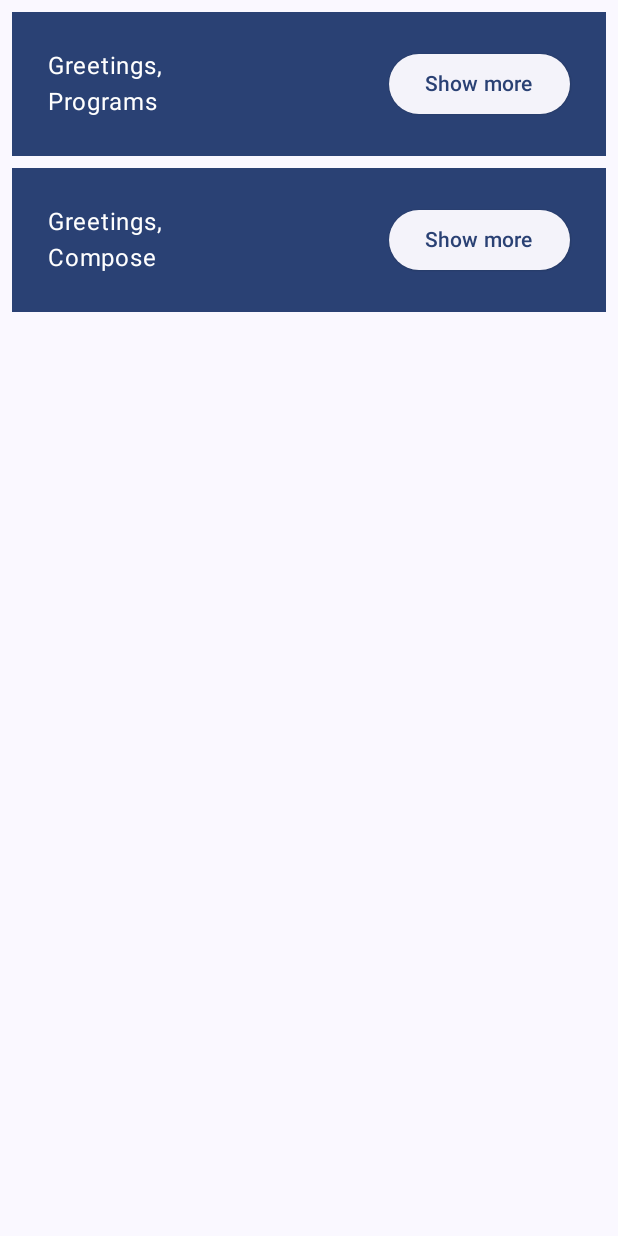
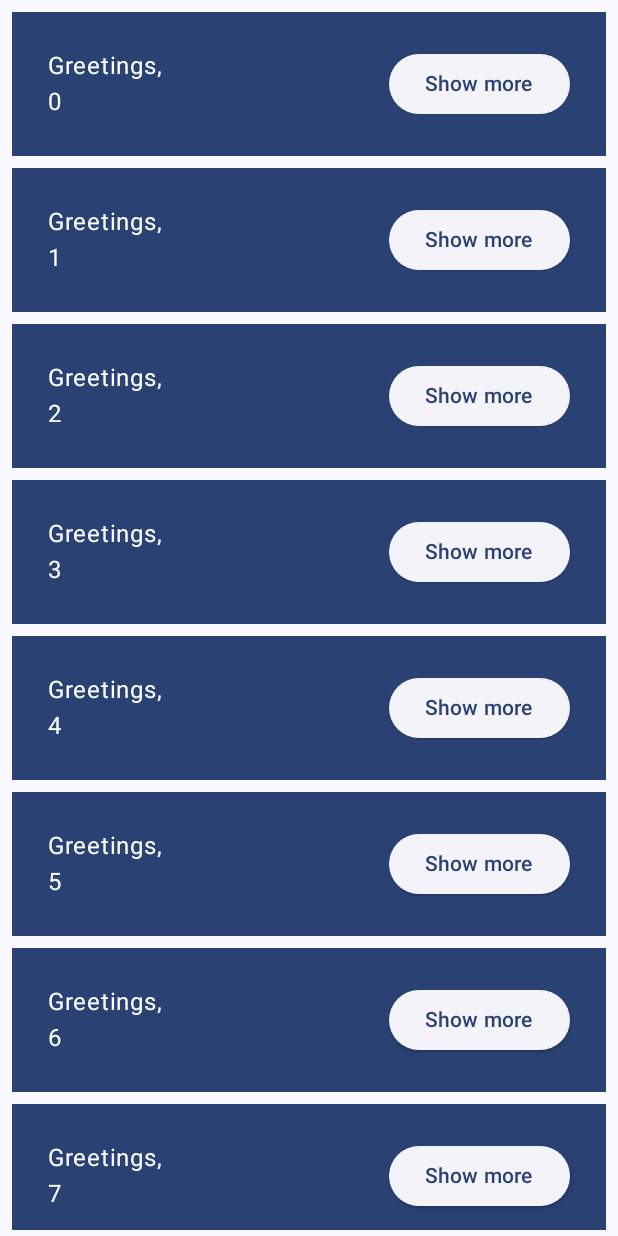
Before and after one commit to fossmanjack/codelab-basics, an Android app built with Jetpack Compose: the screen it shows after launch (MainActivity), after a tap on "Continue", on a phone screen of 412 x 824 dp. Run offline under Robolectric (Android 15) with nearby library versions, the phone set to English and light mode, and no system bars.

```diff
--- a/app/src/main/java/com/p3soft/basicscodelab/MainActivity.kt
+++ b/app/src/main/java/com/p3soft/basicscodelab/MainActivity.kt
@@ -24,6 +24,9 @@ import androidx.compose.ui.Modifier
 import androidx.compose.ui.tooling.preview.Preview
 import androidx.compose.ui.unit.dp
 import com.p3soft.basicscodelab.ui.theme.BasicsCodelabTheme
+import androidx.compose.foundation.lazy.LazyColumn
+import androidx.compose.foundation.lazy.items
+import androidx.compose.runtime.saveable.rememberSaveable
 
 class MainActivity : ComponentActivity() {
     override fun onCreate(savedInstanceState: Bundle?) {
@@ -40,11 +43,12 @@ class MainActivity : ComponentActivity() {
 @Composable
 private fun Greetings(
     modifier: Modifier = Modifier,
-    names: List<String> = listOf("Programs", "Compose")
+    names: List<String> = List(1000) { "${it}" }
 ) {
-    Column(modifier = modifier.padding(vertical = 4.dp)) {
-        for (name in names)
+    LazyColumn(modifier = modifier.padding(vertical = 4.dp)) {
+        items(items = names) { name ->
             Greeting(name = name)
+        }
     }
 } // private fun Greetings
 
@@ -57,7 +61,7 @@ fun MyApp(
     // Note that we use "by" keyword instead of =
     // This is a "property delegate" that saves us the trouble
     // of typing shouldShowOnboarding.value every time
-    var shouldShowOnboarding by remember { mutableStateOf(true) }
+    var shouldShowOnboarding by rememberSaveable { mutableStateOf(true) }
 
     Surface(modifier) {
         if (shouldShowOnboarding) OnboardingScreen(
@@ -69,7 +73,7 @@ fun MyApp(
 
 @Composable
 fun Greeting(name: String, modifier: Modifier = Modifier) {
-    var expanded by remember { mutableStateOf(false) }
+    var expanded by rememberSaveable { mutableStateOf(false) }
     val extraPadding = if (expanded) 48.dp else 0.dp
 
     Surface(
@@ -121,17 +125,6 @@ fun OnboardingPreview() {
     }
 }
 
-/*
-@Preview(showBackground = true, widthDp = 320)
-@Composable
-fun GreetingPreview() {
-    BasicsCodelabTheme {
-        MyApp()
-    }
-}
-
- */
-
 @Preview
 @Composable
 fun MyAppPreview() {
```
